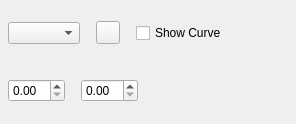
The window that scribus/ui/propertywidget_pathtextbase.ui (scribusproject/scribus) describes before a commit, drawn with Qt 5.
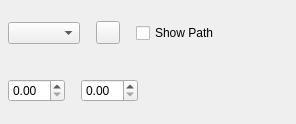
The same window after the commit. Custom widgets are drawn as their Qt base class.

```diff
--- a/scribus/ui/propertywidget_pathtextbase.ui
+++ b/scribus/ui/propertywidget_pathtextbase.ui
@@ -154,7 +154,7 @@
         <item>
          <widget class="QCheckBox" name="showCurveCheckBox">
           <property name="text">
-           <string>Show Curve</string>
+           <string>Show Path</string>
           </property>
          </widget>
         </item>
```
Left out of the diff: 26 changed lines with no effect on the pictures.
